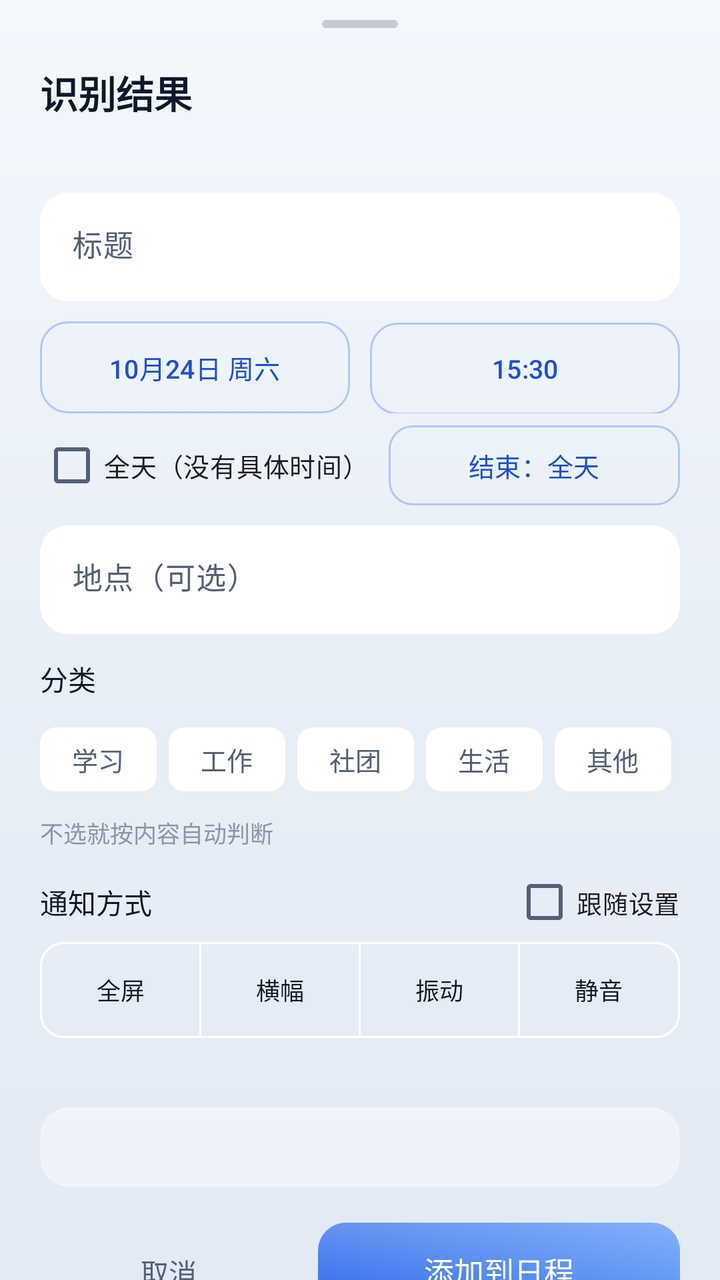
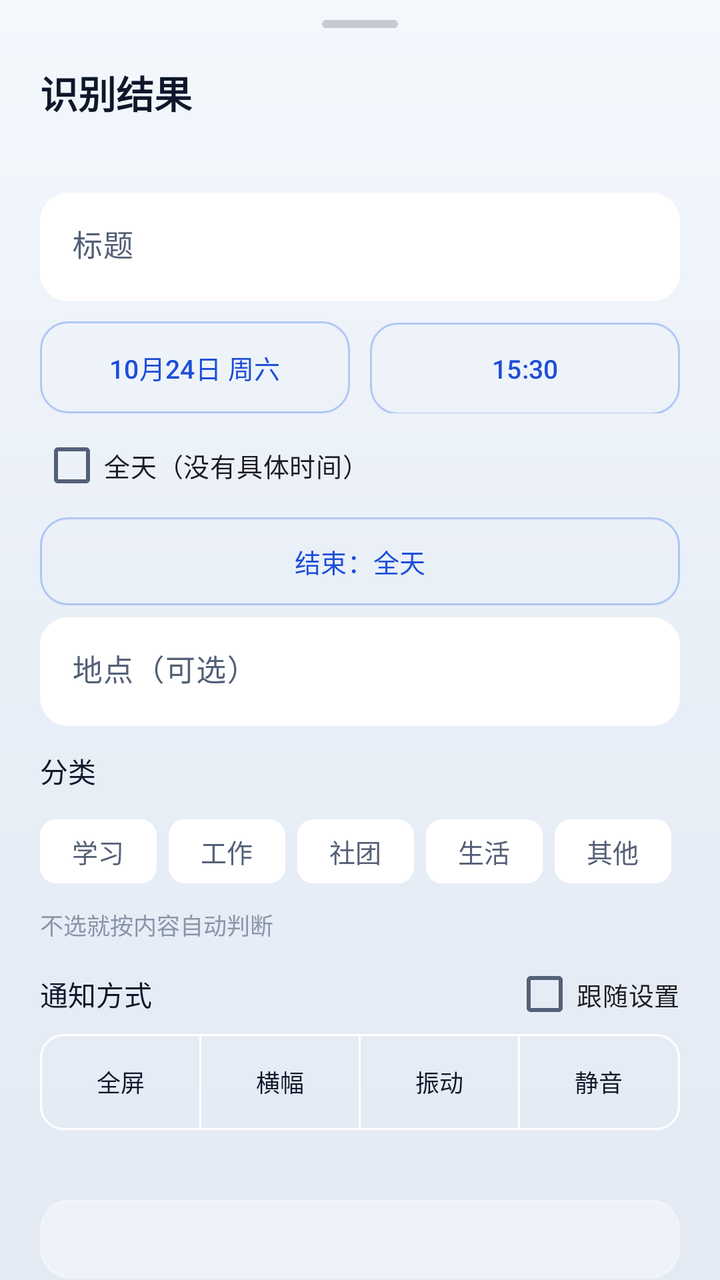

An Android layout rendered at two revisions. The XML below is the earlier revision; the diff shows what the commit changed to produce the second picture.
<!-- AndroidManifest.xml: application theme Theme.SmartSchedule -->
<!-- res/layout/sheet_preview.xml -->
<?xml version="1.0" encoding="utf-8"?>
<androidx.core.widget.NestedScrollView xmlns:android="http://schemas.android.com/apk/res/android"
    xmlns:app="http://schemas.android.com/apk/res-auto"
    android:layout_width="match_parent"
    android:layout_height="wrap_content"
    android:background="@android:color/transparent"
    android:fillViewport="true"
    android:overScrollMode="never">

    <LinearLayout
        android:layout_width="match_parent"
        android:layout_height="wrap_content"
        android:orientation="vertical"
        android:paddingStart="20dp"
        android:paddingTop="10dp"
        android:paddingEnd="20dp"
        android:paddingBottom="20dp">

        
        <View
            android:layout_width="38dp"
            android:layout_height="4dp"
            android:layout_gravity="center_horizontal"
            android:background="@drawable/bg_sheet_handle" />

        <TextView
            android:id="@+id/tvSheetTitle"
            android:layout_width="wrap_content"
            android:layout_height="wrap_content"
            android:layout_marginTop="18dp"
            android:text="@string/preview_title"
            android:textColor="@color/text_primary"
            android:textSize="19sp"
            android:textStyle="bold" />

        <TextView
            android:id="@+id/tvHint"
            android:layout_width="match_parent"
            android:layout_height="wrap_content"
            android:layout_marginTop="5dp"
            android:textColor="@color/text_secondary"
            android:textSize="12.5sp" />

        
        <LinearLayout
            android:id="@+id/boxWarnings"
            android:layout_width="match_parent"
            android:layout_height="wrap_content"
            android:layout_marginTop="12dp"
            android:background="@drawable/bg_warn_chip"
            android:orientation="vertical"
            android:padding="13dp"
            android:visibility="gone">

            <TextView
                android:id="@+id/tvWarnTitle"
                android:layout_width="match_parent"
                android:layout_height="wrap_content"
                android:text="@string/preview_warn_title"
                android:textColor="@color/warn"
                android:textSize="12.5sp"
                android:textStyle="bold" />

            <TextView
                android:id="@+id/tvWarnings"
                android:layout_width="match_parent"
                android:layout_height="wrap_content"
                android:layout_marginTop="5dp"
                android:lineSpacingExtra="4dp"
                android:textColor="@color/warn"
                android:textSize="12.5sp" />
        </LinearLayout>

        <com.google.android.material.textfield.TextInputLayout
            style="@style/Input.NoOutline"
            android:layout_width="match_parent"
            android:layout_height="wrap_content"
            android:layout_marginTop="14dp"
            android:hint="@string/label_title">

            <com.google.android.material.textfield.TextInputEditText
                android:id="@+id/etTitle"
                android:layout_width="match_parent"
                android:layout_height="wrap_content"
                android:inputType="text"
                android:maxLines="2"
                android:textSize="15sp" />
        </com.google.android.material.textfield.TextInputLayout>

        <LinearLayout
            android:layout_width="match_parent"
            android:layout_height="wrap_content"
            android:layout_marginTop="10dp"
            android:orientation="horizontal">

            <com.google.android.material.button.MaterialButton
                android:id="@+id/btnDate"
                style="@style/Widget.Material3.Button.OutlinedButton"
                android:layout_width="0dp"
                android:layout_height="46dp"
                android:layout_weight="1"
                android:insetTop="0dp"
                android:insetBottom="0dp"
                android:text="10月24日 周六"
                android:textColor="@color/brand_dark"
                android:textSize="13sp"
                app:cornerRadius="14dp"
                app:strokeColor="#4D2563EB" />

            <com.google.android.material.button.MaterialButton
                android:id="@+id/btnTime"
                style="@style/Widget.Material3.Button.OutlinedButton"
                android:layout_width="0dp"
                android:layout_height="46dp"
                android:layout_marginStart="10dp"
                android:layout_weight="1"
                android:insetTop="0dp"
                android:insetBottom="0dp"
                android:text="15:30"
                android:textColor="@color/brand_dark"
                android:textSize="13sp"
                app:cornerRadius="14dp"
                app:strokeColor="#4D2563EB" />
        </LinearLayout>

        <LinearLayout
            android:layout_width="match_parent"
            android:layout_height="wrap_content"
            android:layout_marginTop="2dp"
            android:gravity="center_vertical"
            android:orientation="horizontal">

            <com.google.android.material.checkbox.MaterialCheckBox
                android:id="@+id/cbAllDay"
                android:layout_width="wrap_content"
                android:layout_height="wrap_content"
                android:text="@string/label_all_day"
                android:textSize="13sp" />

            
            <com.google.android.material.button.MaterialButton
                android:id="@+id/btnEnd"
                style="@style/Widget.Material3.Button.OutlinedButton"
                android:layout_width="0dp"
                android:layout_height="40dp"
                android:layout_marginStart="10dp"
                android:layout_weight="1"
                android:ellipsize="end"
                android:insetTop="0dp"
                android:insetBottom="0dp"
                android:maxLines="1"
                android:text="@string/end_all_day"
                android:textColor="@color/brand_dark"
                android:textSize="13sp"
                app:cornerRadius="12dp"
                app:strokeColor="#4D2563EB" />
        </LinearLayout>

        <com.google.android.material.textfield.TextInputLayout
            style="@style/Input.NoOutline"
            android:layout_width="match_parent"
            android:layout_height="wrap_content"
            android:layout_marginTop="6dp"
            android:hint="@string/label_location">

            <com.google.android.material.textfield.TextInputEditText
                android:id="@+id/etLocation"
                android:layout_width="match_parent"
                android:layout_height="wrap_content"
                android:inputType="text"
                android:maxLines="1"
                android:textSize="15sp" />
        </com.google.android.material.textfield.TextInputLayout>

        
        <TextView
            android:layout_width="wrap_content"
            android:layout_height="wrap_content"
            android:layout_marginTop="12dp"
            android:text="@string/sheet_cat_label"
            android:textColor="@color/text_primary"
            android:textSize="14sp" />

        <HorizontalScrollView
            android:layout_width="match_parent"
            android:layout_height="wrap_content"
            android:layout_marginTop="6dp"
            android:overScrollMode="never"
            android:scrollbars="none">

            <com.google.android.material.chip.ChipGroup
                android:id="@+id/cgCategory"
                android:layout_width="wrap_content"
                android:layout_height="wrap_content"
                app:chipSpacingHorizontal="6dp"
                app:selectionRequired="true"
                app:singleLine="true"
                app:singleSelection="true">

                <com.google.android.material.chip.Chip
                    android:id="@+id/chipCatStudy"
                    style="@style/Widget.Material3.Chip.Filter"
                    android:layout_width="wrap_content"
                    android:layout_height="wrap_content"
                    android:checkable="true"
                    android:text="@string/cat_study"
                    android:textSize="13sp" />

                <com.google.android.material.chip.Chip
                    android:id="@+id/chipCatWork"
                    style="@style/Widget.Material3.Chip.Filter"
                    android:layout_width="wrap_content"
                    android:layout_height="wrap_content"
                    android:checkable="true"
                    android:text="@string/cat_work"
                    android:textSize="13sp" />

                <com.google.android.material.chip.Chip
                    android:id="@+id/chipCatClub"
                    style="@style/Widget.Material3.Chip.Filter"
                    android:layout_width="wrap_content"
                    android:layout_height="wrap_content"
                    android:checkable="true"
                    android:text="@string/cat_club"
                    android:textSize="13sp" />

                <com.google.android.material.chip.Chip
                    android:id="@+id/chipCatLife"
                    style="@style/Widget.Material3.Chip.Filter"
                    android:layout_width="wrap_content"
                    android:layout_height="wrap_content"
                    android:checkable="true"
                    android:text="@string/cat_life"
                    android:textSize="13sp" />

                <com.google.android.material.chip.Chip
                    android:id="@+id/chipCatOther"
                    style="@style/Widget.Material3.Chip.Filter"
                    android:layout_width="wrap_content"
                    android:layout_height="wrap_content"
                    android:checkable="true"
                    android:text="@string/cat_other"
                    android:textSize="13sp" />
            </com.google.android.material.chip.ChipGroup>
        </HorizontalScrollView>

        <TextView
            android:id="@+id/tvCatHint"
            android:layout_width="match_parent"
            android:layout_height="wrap_content"
            android:layout_marginTop="4dp"
            android:text="@string/cat_auto_hint"
            android:textColor="@color/text_tertiary"
            android:textSize="11.5sp" />

        
        <LinearLayout
            android:layout_width="match_parent"
            android:layout_height="wrap_content"
            android:layout_marginTop="10dp"
            android:gravity="center_vertical"
            android:orientation="horizontal">

            <TextView
                android:id="@+id/tvStyleLabel"
                android:layout_width="0dp"
                android:layout_height="wrap_content"
                android:layout_weight="1"
                android:text="@string/sheet_style_label"
                android:textColor="@color/text_primary"
                android:textSize="14sp" />

            <com.google.android.material.checkbox.MaterialCheckBox
                android:id="@+id/cbFollowStyle"
                android:layout_width="wrap_content"
                android:layout_height="wrap_content"
                android:minHeight="0dp"
                android:paddingTop="0dp"
                android:paddingBottom="0dp"
                android:text="@string/style_name_default"
                android:textSize="12.5sp" />
        </LinearLayout>

        <com.google.android.material.button.MaterialButtonToggleGroup
            android:id="@+id/tgEventStyle"
            android:layout_width="match_parent"
            android:layout_height="wrap_content"
            android:layout_marginTop="4dp"
            app:selectionRequired="true"
            app:singleSelection="true">

            <com.google.android.material.button.MaterialButton
                android:id="@+id/btnStyleFull"
                style="@style/Widget.Material3.Button.OutlinedButton"
                android:layout_width="0dp"
                android:layout_height="wrap_content"
                android:layout_weight="1"
                android:insetTop="0dp"
                android:insetBottom="0dp"
                android:maxLines="1"
                android:paddingLeft="0dp"
                android:paddingRight="0dp"
                android:text="@string/remind_style_full"
                android:textSize="12sp"
                app:cornerRadius="12dp"
                android:insetLeft="0dp"
                android:insetRight="0dp" />

            <com.google.android.material.button.MaterialButton
                android:id="@+id/btnStyleBanner"
                style="@style/Widget.Material3.Button.OutlinedButton"
                android:layout_width="0dp"
                android:layout_height="wrap_content"
                android:layout_marginStart="6dp"
                android:layout_weight="1"
                android:insetTop="0dp"
                android:insetBottom="0dp"
                android:maxLines="1"
                android:paddingLeft="0dp"
                android:paddingRight="0dp"
                android:text="@string/remind_style_banner"
                android:textSize="12sp"
                app:cornerRadius="12dp"
                android:insetLeft="0dp"
                android:insetRight="0dp" />

            <com.google.android.material.button.MaterialButton
                android:id="@+id/btnStyleVibrate"
                style="@style/Widget.Material3.Button.OutlinedButton"
                android:layout_width="0dp"
                android:layout_height="wrap_content"
                android:layout_marginStart="6dp"
                android:layout_weight="1"
                android:insetTop="0dp"
                android:insetBottom="0dp"
                android:maxLines="1"
                android:paddingLeft="0dp"
                android:paddingRight="0dp"
                android:text="@string/remind_style_vibrate"
                android:textSize="12sp"
                app:cornerRadius="12dp"
                android:insetLeft="0dp"
                android:insetRight="0dp" />

            <com.google.android.material.button.MaterialButton
                android:id="@+id/btnStyleSilent"
                style="@style/Widget.Material3.Button.OutlinedButton"
                android:layout_width="0dp"
                android:layout_height="wrap_content"
                android:layout_marginStart="6dp"
                android:layout_weight="1"
                android:insetTop="0dp"
                android:insetBottom="0dp"
                android:maxLines="1"
                android:paddingLeft="0dp"
                android:paddingRight="0dp"
                android:text="@string/remind_style_silent"
                android:textSize="12sp"
                app:cornerRadius="12dp"
                android:insetLeft="0dp"
                android:insetRight="0dp" />
        </com.google.android.material.button.MaterialButtonToggleGroup>

        <TextView
            android:id="@+id/tvStyleDesc"
            android:layout_width="match_parent"
            android:layout_height="wrap_content"
            android:layout_marginTop="5dp"
            android:textColor="@color/text_secondary"
            android:textSize="11.5sp" />

        <TextView
            android:id="@+id/tvRaw"
            android:layout_width="match_parent"
            android:layout_height="wrap_content"
            android:layout_marginTop="14dp"
            android:background="@drawable/bg_glass_inset"
            android:ellipsize="end"
            android:lineSpacingExtra="3dp"
            android:maxLines="4"
            android:padding="12dp"
            android:textColor="@color/text_tertiary"
            android:textSize="11.5sp" />

        <LinearLayout
            android:layout_width="match_parent"
            android:layout_height="wrap_content"
            android:layout_marginTop="18dp"
            android:orientation="horizontal">

            <com.google.android.material.button.MaterialButton
                android:id="@+id/btnCancel"
                style="@style/Widget.Material3.Button.TextButton"
                android:layout_width="0dp"
                android:layout_height="48dp"
                android:layout_weight="1"
                android:insetTop="0dp"
                android:insetBottom="0dp"
                android:text="@string/action_cancel"
                android:textColor="@color/text_secondary"
                app:cornerRadius="14dp" />

            <androidx.appcompat.widget.AppCompatButton
                android:id="@+id/btnSave"
                android:layout_width="0dp"
                android:layout_height="48dp"
                android:layout_marginStart="10dp"
                android:layout_weight="1.4"
                android:background="@drawable/bg_btn_primary"
                android:fontFamily="sans-serif-medium"
                android:minWidth="0dp"
                android:stateListAnimator="@null"
                android:text="@string/action_save"
                android:textAllCaps="false"
                android:textColor="@color/white"
                android:textSize="15sp" />
        </LinearLayout>
    </LinearLayout>
</androidx.core.widget.NestedScrollView>
<!-- resources referenced by this layout -->
<resources>
  <color name="brand_dark">#1D4ED8</color>
  <color name="text_primary">#0F172A</color>
  <color name="text_secondary">#546077</color>
  <color name="text_tertiary">#8A95A8</color>
  <color name="warn">#B45309</color>
  <color name="white">#FFFFFF</color>
  <!-- drawable bg_glass_inset (drawable) -->
  <?xml version="1.0" encoding="utf-8"?>
  <shape xmlns:android="http://schemas.android.com/apk/res/android"
      android:shape="rectangle">
      <solid android:color="#66FFFFFF" />
      <corners android:radius="14dp" />
      <stroke
          android:width="1dp"
          android:color="#4DFFFFFF" />
  </shape>
  <!-- drawable bg_sheet_handle (drawable) -->
  <?xml version="1.0" encoding="utf-8"?>
  <shape xmlns:android="http://schemas.android.com/apk/res/android"
      android:shape="rectangle">
      <solid android:color="#330F172A" />
      <corners android:radius="100dp" />
  </shape>
  <string name="action_cancel">取消</string>
  <string name="action_save">添加到日程</string>
  <string name="cat_auto_hint">不选就按内容自动判断</string>
  <string name="cat_club">社团</string>
  <string name="cat_life">生活</string>
  <string name="cat_other">其他</string>
  <string name="cat_study">学习</string>
  <string name="cat_work">工作</string>
  <string name="end_all_day">结束：全天</string>
  <string name="label_all_day">全天（没有具体时间）</string>
  <string name="label_location">地点（可选）</string>
  <string name="label_title">标题</string>
  <string name="preview_title">识别结果</string>
  <string name="preview_warn_title">这几处需要你确认</string>
  <string name="remind_style_banner">横幅</string>
  <string name="remind_style_full">全屏</string>
  <string name="remind_style_silent">静音</string>
  <string name="remind_style_vibrate">振动</string>
  <string name="sheet_cat_label">分类</string>
  <string name="sheet_style_label">通知方式</string>
  <string name="style_name_default">跟随设置</string>
  <style name="Input.NoOutline" parent="Widget.Material3.TextInputLayout.FilledBox">
          <item name="boxBackgroundColor">@color/glass_inset</item>
          <item name="boxCornerRadiusTopStart">14dp</item>
          <item name="boxCornerRadiusTopEnd">14dp</item>
          <item name="boxCornerRadiusBottomStart">14dp</item>
          <item name="boxCornerRadiusBottomEnd">14dp</item>
          <item name="boxStrokeWidth">0dp</item>
          <item name="boxStrokeWidthFocused">0dp</item>
          <item name="hintTextColor">@color/brand_dark</item>
      </style>
  <style name="Theme.SmartSchedule" parent="Theme.SmartSchedule.Base" />
  <color name="glass_ripple">#332563EB</color>
  <color name="brand_grad_end">#4F8EF7</color>
  <color name="brand_grad_start">#2563EB</color>
  <color name="pending_edge_lo">#26E8B25C</color>
  <color name="glass_inset">#7DFFFFFF</color>
  <color name="brand">#2563EB</color>
  <color name="brand_light">#EFF6FF</color>
  <color name="surface">#FFFFFF</color>
  <color name="stroke">#33FFFFFF</color>
  <!-- drawable bg_acryl_page (drawable) -->
  <?xml version="1.0" encoding="utf-8"?>
  <shape xmlns:android="http://schemas.android.com/apk/res/android"
      android:shape="rectangle">
      <gradient
          android:angle="270"
          android:centerColor="@color/acryl_base"
          android:endColor="@color/acryl_base_bottom"
          android:startColor="@color/acryl_base_top"
          android:type="linear" />
  </shape>
  <color name="acryl_base">#E9EFF7</color>
  <color name="acryl_base_bottom">#E3EAF4</color>
  <color name="acryl_base_top">#F4F8FD</color>
  <!-- unchanged entries left out for length: 4 -->
</resources>

<!-- the commit's change to res/layout/sheet_preview.xml (unified diff, before → after) -->
@@ -123,38 +123,30 @@
                 app:strokeColor="#4D2563EB" />
         </LinearLayout>
 
-        <LinearLayout
-            android:layout_width="match_parent"
+        <com.google.android.material.checkbox.MaterialCheckBox
+            android:id="@+id/cbAllDay"
+            android:layout_width="wrap_content"
             android:layout_height="wrap_content"
             android:layout_marginTop="2dp"
-            android:gravity="center_vertical"
-            android:orientation="horizontal">
-
-            <com.google.android.material.checkbox.MaterialCheckBox
-                android:id="@+id/cbAllDay"
-                android:layout_width="wrap_content"
-                android:layout_height="wrap_content"
-                android:text="@string/label_all_day"
-                android:textSize="13sp" />
-
-            
-            <com.google.android.material.button.MaterialButton
-                android:id="@+id/btnEnd"
-                style="@style/Widget.Material3.Button.OutlinedButton"
-                android:layout_width="0dp"
-                android:layout_height="40dp"
-                android:layout_marginStart="10dp"
-                android:layout_weight="1"
-                android:ellipsize="end"
-                android:insetTop="0dp"
-                android:insetBottom="0dp"
-                android:maxLines="1"
-                android:text="@string/end_all_day"
-                android:textColor="@color/brand_dark"
-                android:textSize="13sp"
-                app:cornerRadius="12dp"
-                app:strokeColor="#4D2563EB" />
-        </LinearLayout>
+            android:text="@string/label_all_day"
+            android:textSize="13sp" />
+
+        
+        <com.google.android.material.button.MaterialButton
+            android:id="@+id/btnEnd"
+            style="@style/Widget.Material3.Button.OutlinedButton"
+            android:layout_width="match_parent"
+            android:layout_height="44dp"
+            android:layout_marginTop="2dp"
+            android:ellipsize="end"
+            android:insetTop="0dp"
+            android:insetBottom="0dp"
+            android:maxLines="1"
+            android:text="@string/end_all_day"
+            android:textColor="@color/brand_dark"
+            android:textSize="13sp"
+            app:cornerRadius="14dp"
+            app:strokeColor="#4D2563EB" />
 
         <com.google.android.material.textfield.TextInputLayout
             style="@style/Input.NoOutline"
